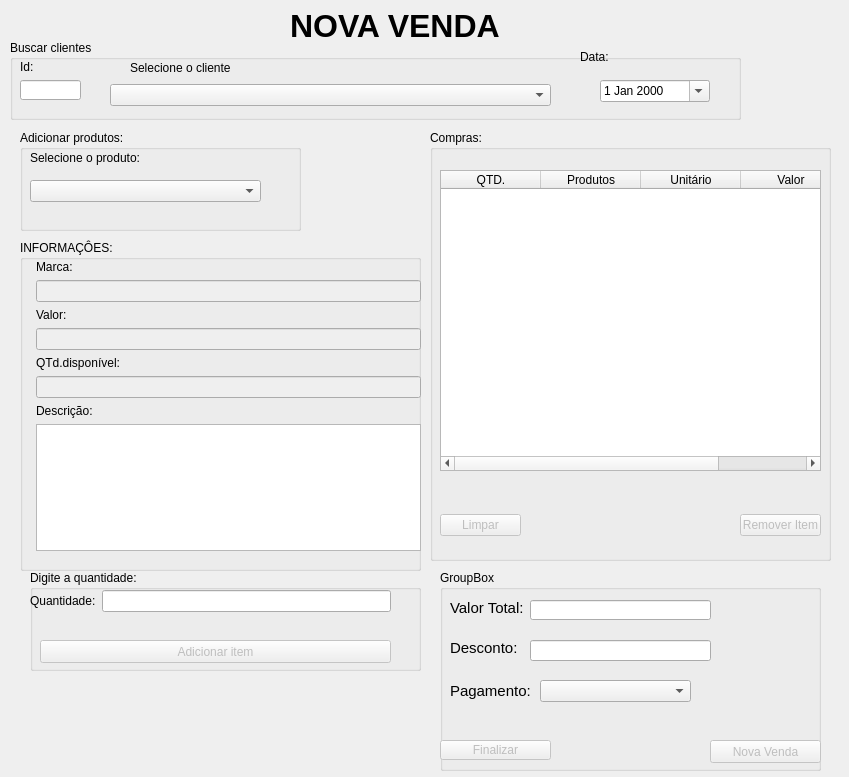
willasantos/Projeto-Matcon, file ui/ui_novavenda.ui: the form before one commit.
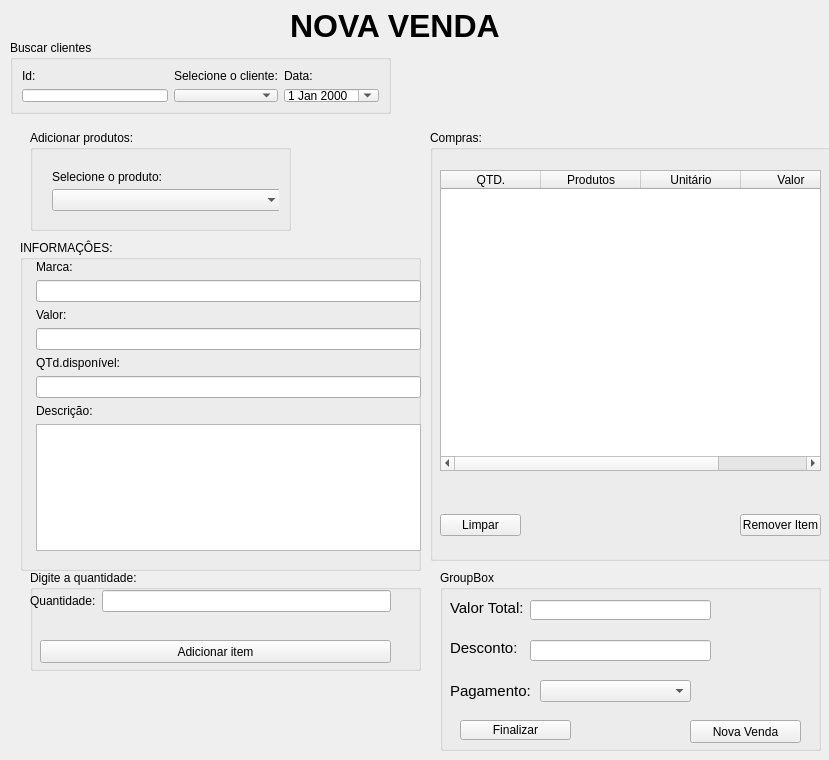
The form after the commit.

Patch:
```diff
--- a/ui/ui_novavenda.ui
+++ b/ui/ui_novavenda.ui
@@ -6,8 +6,8 @@
    <rect>
     <x>0</x>
     <y>0</y>
-    <width>849</width>
-    <height>777</height>
+    <width>829</width>
+    <height>760</height>
    </rect>
   </property>
   <property name="windowTitle">
@@ -18,90 +18,53 @@
     <rect>
      <x>10</x>
      <y>40</y>
-     <width>731</width>
-     <height>80</height>
+     <width>381</width>
+     <height>74</height>
     </rect>
    </property>
    <property name="title">
     <string>Buscar clientes</string>
    </property>
-   <widget class="QWidget" name="gridLayoutWidget">
-    <property name="geometry">
-     <rect>
-      <x>100</x>
-      <y>40</y>
-      <width>441</width>
-      <height>31</height>
-     </rect>
-    </property>
-    <layout class="QGridLayout" name="gridLayout">
+   <layout class="QGridLayout" name="gridLayout_2">
      <item row="0" column="0">
-      <widget class="QComboBox" name="combo_clientes"/>
-     </item>
-    </layout>
-   </widget>
    <widget class="QLabel" name="id">
-    <property name="geometry">
-     <rect>
-      <x>10</x>
-      <y>20</y>
-      <width>47</width>
-      <height>13</height>
-     </rect>
-    </property>
     <property name="text">
      <string>Id:</string>
     </property>
    </widget>
-   <widget class="QLineEdit" name="id_line">
-    <property name="geometry">
-     <rect>
-      <x>10</x>
-      <y>40</y>
-      <width>61</width>
-      <height>20</height>
-     </rect>
-    </property>
-   </widget>
+    </item>
+    <item row="0" column="1">
    <widget class="QLabel" name="sel_cliente">
-    <property name="geometry">
-     <rect>
-      <x>120</x>
-      <y>20</y>
-      <width>101</width>
-      <height>16</height>
-     </rect>
-    </property>
     <property name="text">
      <string>Selecione o cliente:</string>
     </property>
    </widget>
+    </item>
+    <item row="0" column="2">
    <widget class="QLabel" name="data">
-    <property name="geometry">
-     <rect>
-      <x>570</x>
-      <y>10</y>
-      <width>47</width>
-      <height>13</height>
-     </rect>
-    </property>
     <property name="text">
      <string>Data:</string>
     </property>
    </widget>
+    </item>
+    <item row="1" column="0">
+     <widget class="QLineEdit" name="id_line"/>
+    </item>
+    <item row="1" column="1">
+     <layout class="QGridLayout" name="gridLayout">
+      <item row="0" column="0">
+       <widget class="QComboBox" name="combo_clientes"/>
+      </item>
+     </layout>
+    </item>
+    <item row="1" column="2">
    <widget class="QDateEdit" name="dateEdit">
-    <property name="geometry">
-     <rect>
-      <x>590</x>
-      <y>40</y>
-      <width>110</width>
-      <height>22</height>
-     </rect>
-    </property>
     <property name="calendarPopup">
      <bool>true</bool>
     </property>
    </widget>
+    </item>
+   </layout>
   </widget>
   <widget class="QLabel" name="label_3">
    <property name="geometry">
@@ -129,35 +92,35 @@
      <x>10</x>
      <y>120</y>
      <width>411</width>
-     <height>571</height>
+     <height>551</height>
     </rect>
    </property>
+   <property name="sizePolicy">
+    <sizepolicy hsizetype="Preferred" vsizetype="Fixed">
+     <horstretch>0</horstretch>
+     <verstretch>0</verstretch>
+    </sizepolicy>
+   </property>
    <widget class="QGroupBox" name="groupBox_2">
     <property name="geometry">
      <rect>
-      <x>10</x>
+      <x>20</x>
       <y>10</y>
-      <width>281</width>
+      <width>261</width>
       <height>101</height>
      </rect>
     </property>
     <property name="title">
      <string>Adicionar produtos:</string>
     </property>
+    <layout class="QVBoxLayout" name="verticalLayout">
+     <item>
     <widget class="QWidget" name="widget_2" native="true">
-     <property name="geometry">
-      <rect>
-       <x>0</x>
-       <y>10</y>
-       <width>271</width>
-       <height>71</height>
-      </rect>
-     </property>
      <widget class="QComboBox" name="combo_produtos">
       <property name="geometry">
        <rect>
         <x>10</x>
-        <y>40</y>
+          <y>30</y>
         <width>231</width>
         <height>22</height>
        </rect>
@@ -177,6 +140,8 @@
       </property>
      </widget>
     </widget>
+     </item>
+    </layout>
    </widget>
    <widget class="QWidget" name="widget_3" native="true">
     <property name="geometry">
@@ -220,7 +185,7 @@
       <item row="1" column="1">
        <widget class="QLineEdit" name="marca_line">
         <property name="enabled">
-         <bool>false</bool>
+         <bool>true</bool>
         </property>
        </widget>
       </item>
@@ -234,7 +199,7 @@
       <item row="3" column="1">
        <widget class="QLineEdit" name="valor_line">
         <property name="enabled">
-         <bool>false</bool>
+         <bool>true</bool>
         </property>
        </widget>
       </item>
@@ -248,7 +213,7 @@
       <item row="5" column="1">
        <widget class="QLineEdit" name="quant_disp">
         <property name="enabled">
-         <bool>false</bool>
+         <bool>true</bool>
         </property>
        </widget>
       </item>
@@ -301,7 +266,7 @@
     </widget>
     <widget class="QPushButton" name="adc_item">
      <property name="enabled">
-      <bool>false</bool>
+      <bool>true</bool>
      </property>
      <property name="geometry">
       <rect>
@@ -342,7 +307,7 @@
      <item>
       <widget class="QPushButton" name="p_limpar">
        <property name="enabled">
-        <bool>false</bool>
+        <bool>true</bool>
        </property>
        <property name="text">
         <string>Limpar</string>
@@ -364,7 +329,7 @@
      <item>
       <widget class="QPushButton" name="p_remover">
        <property name="enabled">
-        <bool>false</bool>
+        <bool>true</bool>
        </property>
        <property name="text">
         <string>Remover Item</string>
@@ -410,7 +375,7 @@
      <x>440</x>
      <y>570</y>
      <width>381</width>
-     <height>201</height>
+     <height>181</height>
     </rect>
    </property>
    <property name="title">
@@ -474,12 +439,12 @@
    </widget>
    <widget class="QPushButton" name="bt_finalizar">
     <property name="enabled">
-     <bool>false</bool>
+     <bool>true</bool>
     </property>
     <property name="geometry">
      <rect>
-      <x>0</x>
-      <y>170</y>
+      <x>20</x>
+      <y>150</y>
       <width>111</width>
       <height>20</height>
      </rect>
@@ -490,12 +455,12 @@
    </widget>
    <widget class="QPushButton" name="nova_venda">
     <property name="enabled">
-     <bool>false</bool>
+     <bool>true</bool>
     </property>
     <property name="geometry">
      <rect>
-      <x>270</x>
-      <y>170</y>
+      <x>250</x>
+      <y>150</y>
       <width>111</width>
       <height>23</height>
      </rect>
```
Lines whose indentation alone changed are shown as unchanged.
